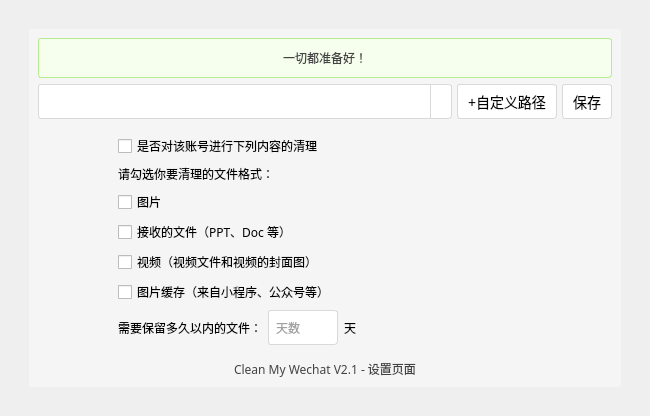
This is images/config.ui in blackboxo/CleanMyWechat as Qt 5 draws it before an edit. The edited form follows.
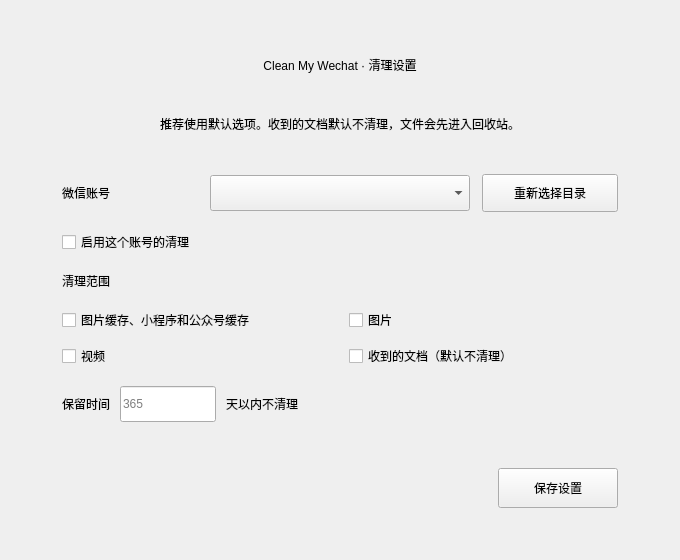
This is the edited form. Icons and pictures are not drawn.

Commit message: Redesign app UI and improve scan responsiveness

Patch:
```diff
--- a/images/config.ui
+++ b/images/config.ui
@@ -6,585 +6,269 @@
    <rect>
     <x>0</x>
     <y>0</y>
-    <width>650</width>
-    <height>416</height>
+    <width>680</width>
+    <height>560</height>
    </rect>
   </property>
+  <property name="minimumSize">
+   <size>
+    <width>680</width>
+    <height>560</height>
+   </size>
+  </property>
   <property name="windowTitle">
    <string>Config</string>
   </property>
-  <property name="layoutDirection">
-   <enum>Qt::LeftToRight</enum>
+  <property name="styleSheet">
+   <string notr="true">* {
+    font-family: "Microsoft YaHei", "Segoe UI", sans-serif;
+    color: #21352b;
+}
+QWidget#centralwidget {
+    background-color: #edf7f1;
+}
+QFrame#mainFrame {
+    background-color: #f8fbf7;
+    border: 1px solid #dcebe1;
+    border-radius: 18px;
+}
+QLabel#lab_info {
+    color: #395246;
+    background-color: #e8f6ed;
+    border: 1px solid #c8e8d2;
+    border-radius: 14px;
+    padding: 10px 18px;
+    font-size: 14px;
+}
+QLabel#label {
+    color: #6a7d72;
+    font-size: 13px;
+}
+QLabel#label_scope, QLabel#label_days, QLabel#label_3 {
+    color: #486256;
+    font-size: 14px;
+}
+QComboBox, QLineEdit {
+    background-color: #f1f7f3;
+    border: 1px solid #d3e4d8;
+    border-radius: 12px;
+    min-height: 34px;
+    padding: 4px 12px;
+    font-size: 14px;
+}
+QComboBox:hover, QLineEdit:hover {
+    border-color: #b9dfc5;
+}
+QComboBox::drop-down {
+    width: 24px;
+    border: 0;
+}
+QComboBox::down-arrow {
+    image: url(:/icon/arrow-down.png);
+}
+QCheckBox {
+    color: #31483d;
+    font-size: 14px;
+    spacing: 8px;
+}
+QCheckBox::indicator::unchecked {
+    image: url(:/icon/复选.svg);
+}
+QCheckBox::indicator::checked {
+    image: url(:/icon/复选1.svg);
+}
+QPushButton {
+    min-height: 38px;
+    padding: 0 18px;
+    border-radius: 19px;
+    font-size: 14px;
+}
+QPushButton#btn_file {
+    color: #486256;
+    background-color: #f1f7f3;
+    border: 1px solid #d3e4d8;
+}
+QPushButton#btn_file:hover {
+    color: #159452;
+    background-color: #e8f6ed;
+    border-color: #b9dfc5;
+}
+QPushButton#btn_close {
+    color: #f8fbf7;
+    background-color: #16a85a;
+    border: 1px solid #149550;
+    font-weight: 600;
+}
+QPushButton#btn_close:hover {
+    background-color: #20b966;
+    border-color: #18a75a;
+}</string>
   </property>
   <widget class="QWidget" name="centralwidget">
    <layout class="QGridLayout" name="gridLayout">
-    <item row="0" column="1">
-     <spacer name="horizontalSpacer">
-      <property name="orientation">
-       <enum>Qt::Horizontal</enum>
-      </property>
-      <property name="sizeHint" stdset="0">
-       <size>
-        <width>40</width>
-        <height>20</height>
-       </size>
-      </property>
-     </spacer>
-    </item>
-    <item row="1" column="0">
-     <spacer name="verticalSpacer">
-      <property name="orientation">
-       <enum>Qt::Vertical</enum>
-      </property>
-      <property name="sizeHint" stdset="0">
-       <size>
-        <width>20</width>
-        <height>40</height>
-       </size>
-      </property>
-     </spacer>
-    </item>
-    <item row="1" column="1">
+    <property name="leftMargin">
+     <number>28</number>
+    </property>
+    <property name="topMargin">
+     <number>28</number>
+    </property>
+    <property name="rightMargin">
+     <number>28</number>
+    </property>
+    <property name="bottomMargin">
+     <number>28</number>
+    </property>
+    <item row="0" column="0">
      <widget class="QFrame" name="mainFrame">
-      <property name="styleSheet">
-       <string notr="true">.QFrame {
-	background: rgb(245, 245, 245);
-	border-radius: 3px;
-}</string>
-      </property>
-      <property name="frameShape">
-       <enum>QFrame::StyledPanel</enum>
-      </property>
-      <property name="frameShadow">
-       <enum>QFrame::Raised</enum>
-      </property>
       <layout class="QVBoxLayout" name="verticalLayout">
+       <property name="spacing">
+        <number>18</number>
+       </property>
+       <property name="leftMargin">
+        <number>34</number>
+       </property>
+       <property name="topMargin">
+        <number>28</number>
+       </property>
+       <property name="rightMargin">
+        <number>34</number>
+       </property>
+       <property name="bottomMargin">
+        <number>24</number>
+       </property>
+       <item>
+        <widget class="QLabel" name="label">
+         <property name="text">
+          <string>Clean My Wechat · 清理设置</string>
+         </property>
+         <property name="alignment">
+          <set>Qt::AlignCenter</set>
+         </property>
+        </widget>
+       </item>
        <item>
         <widget class="QLabel" name="lab_info">
          <property name="minimumSize">
           <size>
            <width>0</width>
-           <height>40</height>
+           <height>64</height>
           </size>
          </property>
-         <property name="font">
-          <font>
-           <family>微软雅黑</family>
-          </font>
-         </property>
-         <property name="styleSheet">
-          <string notr="true">.QLabel {
-	border:1px solid #b7eb8f;
-	border-radius:3px;
-	line-height: 140px;
-	padding: 5px;
-	color: #434343;
-	background: #f6ffed;
-}</string>
-         </property>
          <property name="text">
-          <string>一切都准备好！</string>
+          <string>推荐使用默认选项。收到的文档默认不清理，文件会先进入回收站。</string>
          </property>
          <property name="alignment">
           <set>Qt::AlignCenter</set>
          </property>
+         <property name="wordWrap">
+          <bool>true</bool>
+         </property>
         </widget>
        </item>
        <item>
         <layout class="QHBoxLayout" name="horizontalLayout_2">
          <property name="spacing">
-          <number>5</number>
+          <number>12</number>
          </property>
-         <property name="sizeConstraint">
-          <enum>QLayout::SetDefaultConstraint</enum>
-         </property>
+         <item>
+          <widget class="QLabel" name="accountLabel">
+           <property name="minimumSize">
+            <size>
+             <width>92</width>
+             <height>0</height>
+            </size>
+           </property>
+           <property name="text">
+            <string>微信账号</string>
+           </property>
+          </widget>
+         </item>
          <item>
           <widget class="QComboBox" name="combo_user">
            <property name="minimumSize">
             <size>
-             <width>70</width>
-             <height>35</height>
+             <width>260</width>
+             <height>36</height>
             </size>
            </property>
-           <property name="maximumSize">
-            <size>
-             <width>16777215</width>
-             <height>16777215</height>
-            </size>
-           </property>
-           <property name="font">
-            <font>
-             <family>微软雅黑</family>
-            </font>
-           </property>
-           <property name="styleSheet">
-            <string notr="true">.QComboBox {
-	border:1px solid #d9d9d9;
-	border-radius:3px;
-	line-height: 140px;
-	padding:5px 20px;
-	color: #434343;
-}
-.QComboBox::drop-down {
-	width: 20px;
-    border-left: 1px solid #d9d9d9;
-}
-.QComboBox::down-arrow {
-    image: url(:/icon/arrow-down.png)
-}</string>
-           </property>
           </widget>
          </item>
          <item>
           <widget class="QPushButton" name="btn_file">
-           <property name="sizePolicy">
-            <sizepolicy hsizetype="Fixed" vsizetype="Fixed">
-             <horstretch>0</horstretch>
-             <verstretch>0</verstretch>
-            </sizepolicy>
-           </property>
            <property name="minimumSize">
             <size>
-             <width>0</width>
-             <height>35</height>
+             <width>128</width>
+             <height>38</height>
             </size>
            </property>
-           <property name="font">
-            <font>
-             <family>微软雅黑</family>
-             <pointsize>-1</pointsize>
-            </font>
-           </property>
-           <property name="styleSheet">
-            <string notr="true">.QPushButton {
-	height: 24px;
-    padding: 0px 10px;
-    font-size: 14px;
-    border-radius: 3px;
-    color: rgba(0,0,0,.65);
-    background-color: #fff;
-    border: 1px solid #d9d9d9;
-}
-
-.QPushButton:hover {
-	height: 24px;
-    padding: 0px 10px;
-    font-size: 14px;
-    border-radius: 3px;
-    color: #40a9ff;
-    background-color: #fff;
-    border: 1px solid #40a9ff;
-}
-</string>
-           </property>
            <property name="text">
-            <string>+自定义路径</string>
+            <string>重新选择目录</string>
            </property>
           </widget>
          </item>
-         <item>
-          <widget class="QPushButton" name="btn_close">
-           <property name="sizePolicy">
-            <sizepolicy hsizetype="Fixed" vsizetype="Fixed">
-             <horstretch>0</horstretch>
-             <verstretch>0</verstretch>
-            </sizepolicy>
-           </property>
-           <property name="minimumSize">
-            <size>
-             <width>0</width>
-             <height>35</height>
-            </size>
-           </property>
-           <property name="font">
-            <font>
-             <family>微软雅黑</family>
-             <pointsize>-1</pointsize>
-            </font>
-           </property>
-           <property name="styleSheet">
-            <string notr="true">.QPushButton {
-	height: 24px;
-    padding: 0px 10px;
-    font-size: 14px;
-    border-radius: 3px;
-    color: rgba(0,0,0,.65);
-    background-color: #fff;
-    border: 1px solid #d9d9d9;
-}
-
-.QPushButton:hover {
-	height: 24px;
-    padding: 0px 10px;
-    font-size: 14px;
-    border-radius: 3px;
-    color: #40a9ff;
-    background-color: #fff;
-    border: 1px solid #40a9ff;
-}
-</string>
-           </property>
-           <property name="text">
-            <string>保存</string>
-           </property>
-          </widget>
-         </item>
         </layout>
        </item>
        <item>
-        <spacer name="verticalSpacer_3">
-         <property name="orientation">
-          <enum>Qt::Vertical</enum>
+        <widget class="QCheckBox" name="check_is_clean">
+         <property name="text">
+          <string>启用这个账号的清理</string>
          </property>
-         <property name="sizeHint" stdset="0">
-          <size>
-           <width>20</width>
-           <height>40</height>
-          </size>
+        </widget>
+       </item>
+       <item>
+        <widget class="QLabel" name="label_scope">
+         <property name="text">
+          <string>清理范围</string>
          </property>
-        </spacer>
+        </widget>
        </item>
        <item>
-        <layout class="QHBoxLayout" name="horizontalLayout_8">
-         <item>
-          <spacer name="horizontalSpacer_15">
-           <property name="orientation">
-            <enum>Qt::Horizontal</enum>
-           </property>
-           <property name="sizeType">
-            <enum>QSizePolicy::Maximum</enum>
-           </property>
-           <property name="sizeHint" stdset="0">
-            <size>
-             <width>80</width>
-             <height>20</height>
-            </size>
-           </property>
-          </spacer>
-         </item>
-         <item>
-          <widget class="QCheckBox" name="check_is_clean">
-           <property name="minimumSize">
-            <size>
-             <width>0</width>
-             <height>0</height>
-            </size>
-           </property>
-           <property name="font">
-            <font>
-             <family>微软雅黑</family>
-             <weight>50</weight>
-             <bold>false</bold>
-            </font>
-           </property>
-           <property name="styleSheet">
-            <string notr="true">QCheckBox::indicator::unchecked {   
-    image: url(:/icon/复选.svg);
-}
-
-QCheckBox::indicator::checked { 
-    image: url(:/icon/复选1.svg);
-}</string>
-           </property>
+        <layout class="QGridLayout" name="scopeLayout">
+         <property name="horizontalSpacing">
+          <number>18</number>
+         </property>
+         <property name="verticalSpacing">
+          <number>12</number>
+         </property>
+         <item row="0" column="0">
+          <widget class="QCheckBox" name="check_picscache">
            <property name="text">
-            <string>是否对该账号进行下列内容的清理</string>
+            <string>图片缓存、小程序和公众号缓存</string>
            </property>
           </widget>
          </item>
-         <item>
-          <spacer name="horizontalSpacer_16">
-           <property name="orientation">
-            <enum>Qt::Horizontal</enum>
-           </property>
-           <property name="sizeHint" stdset="0">
-            <size>
-             <width>40</width>
-             <height>20</height>
-            </size>
-           </property>
-          </spacer>
-         </item>
-        </layout>
-       </item>
-
-        <item>
-        <layout class="QHBoxLayout" name="horizontalLayout_100">
-         <item>
-          <spacer name="horizontalSpacer_100">
-           <property name="orientation">
-            <enum>Qt::Horizontal</enum>
-           </property>
-           <property name="sizeType">
-            <enum>QSizePolicy::Maximum</enum>
-           </property>
-           <property name="sizeHint" stdset="0">
-            <size>
-             <width>80</width>
-             <height>20</height>
-            </size>
-           </property>
-          </spacer>
-         </item>
-         <item>
-          <widget class="QLabel" name="label_2">
-           <property name="font">
-            <font>
-             <family>Microsoft YaHei</family>
-            </font>
-           </property>
-           <property name="text">
-            <string>请勾选你要清理的文件格式：</string>
-           </property>
-          </widget>
-         </item>
-        </layout>
-        </item>
-       
-       <item>
-        <layout class="QHBoxLayout" name="horizontalLayout_7">
-         <item>
-          <spacer name="horizontalSpacer_13">
-           <property name="orientation">
-            <enum>Qt::Horizontal</enum>
-           </property>
-           <property name="sizeType">
-            <enum>QSizePolicy::Maximum</enum>
-           </property>
-           <property name="sizeHint" stdset="0">
-            <size>
-             <width>80</width>
-             <height>20</height>
-            </size>
-           </property>
-          </spacer>
-         </item>
-         <item>
+         <item row="0" column="1">
           <widget class="QCheckBox" name="check_picdown">
-           <property name="font">
-            <font>
-             <family>微软雅黑</family>
-             <weight>50</weight>
-             <bold>false</bold>
-            </font>
-           </property>
-           <property name="styleSheet">
-            <string notr="true">QCheckBox::indicator::unchecked {   
-    image: url(:/icon/复选.svg);
-}
-
-QCheckBox::indicator::checked { 
-    image: url(:/icon/复选1.svg);
-}</string>
-           </property>
            <property name="text">
             <string>图片</string>
            </property>
           </widget>
          </item>
-         <item>
-          <spacer name="horizontalSpacer_14">
-           <property name="orientation">
-            <enum>Qt::Horizontal</enum>
-           </property>
-           <property name="sizeHint" stdset="0">
-            <size>
-             <width>40</width>
-             <height>20</height>
-            </size>
-           </property>
-          </spacer>
-         </item>
-        </layout>
-       </item>
-       <item>
-        <layout class="QHBoxLayout" name="horizontalLayout_6">
-         <item>
-          <spacer name="horizontalSpacer_7">
-           <property name="orientation">
-            <enum>Qt::Horizontal</enum>
-           </property>
-           <property name="sizeType">
-            <enum>QSizePolicy::Maximum</enum>
-           </property>
-           <property name="sizeHint" stdset="0">
-            <size>
-             <width>80</width>
-             <height>20</height>
-            </size>
-           </property>
-          </spacer>
-         </item>
-         <item>
-          <widget class="QCheckBox" name="check_files">
-           <property name="font">
-            <font>
-             <family>微软雅黑</family>
-            </font>
-           </property>
-           <property name="styleSheet">
-            <string notr="true">QCheckBox::indicator::unchecked {   
-    image: url(:/icon/复选.svg);
-}
-
-QCheckBox::indicator::checked { 
-    image: url(:/icon/复选1.svg);
-}</string>
-           </property>
-           <property name="text">
-            <string>接收的文件（PPT、Doc 等）</string>
-           </property>
-          </widget>
-         </item>
-         <item>
-          <spacer name="horizontalSpacer_11">
-           <property name="orientation">
-            <enum>Qt::Horizontal</enum>
-           </property>
-           <property name="sizeHint" stdset="0">
-            <size>
-             <width>40</width>
-             <height>20</height>
-            </size>
-           </property>
-          </spacer>
-         </item>
-        </layout>
-       </item>
-       <item>
-        <layout class="QHBoxLayout" name="horizontalLayout_5">
-         <item>
-          <spacer name="horizontalSpacer_8">
-           <property name="orientation">
-            <enum>Qt::Horizontal</enum>
-           </property>
-           <property name="sizeType">
-            <enum>QSizePolicy::Maximum</enum>
-           </property>
-           <property name="sizeHint" stdset="0">
-            <size>
-             <width>80</width>
-             <height>20</height>
-            </size>
-           </property>
-          </spacer>
-         </item>
-         <item>
+         <item row="1" column="0">
           <widget class="QCheckBox" name="check_video">
-           <property name="font">
-            <font>
-             <family>微软雅黑</family>
-            </font>
-           </property>
-           <property name="styleSheet">
-            <string notr="true">QCheckBox::indicator::unchecked {   
-    image: url(:/icon/复选.svg);
-}
-
-QCheckBox::indicator::checked { 
-    image: url(:/icon/复选1.svg);
-}</string>
-           </property>
            <property name="text">
-            <string>视频（视频文件和视频的封面图）</string>
+            <string>视频</string>
            </property>
           </widget>
          </item>
-         <item>
-          <spacer name="horizontalSpacer_12">
-           <property name="orientation">
-            <enum>Qt::Horizontal</enum>
-           </property>
-           <property name="sizeHint" stdset="0">
-            <size>
-             <width>40</width>
-             <height>20</height>
-            </size>
-           </property>
-          </spacer>
-         </item>
-        </layout>
-       </item>
-       <item>
-        <layout class="QHBoxLayout" name="horizontalLayout_4">
-         <item>
-          <spacer name="horizontalSpacer_6">
-           <property name="orientation">
-            <enum>Qt::Horizontal</enum>
-           </property>
-           <property name="sizeType">
-            <enum>QSizePolicy::Maximum</enum>
-           </property>
-           <property name="sizeHint" stdset="0">
-            <size>
-             <width>80</width>
-             <height>20</height>
-            </size>
-           </property>
-          </spacer>
-         </item>
-         <item>
-          <widget class="QCheckBox" name="check_picscache">
-           <property name="font">
-            <font>
-             <family>微软雅黑</family>
-            </font>
-           </property>
-           <property name="styleSheet">
-            <string notr="true">QCheckBox::indicator::unchecked {   
-    image: url(:/icon/复选.svg);
-}
-
-QCheckBox::indicator::checked { 
-    image: url(:/icon/复选1.svg);
-}</string>
-           </property>
+         <item row="1" column="1">
+          <widget class="QCheckBox" name="check_files">
            <property name="text">
-            <string>图片缓存（来自小程序、公众号等）</string>
+            <string>收到的文档（默认不清理）</string>
            </property>
           </widget>
          </item>
-         <item>
-          <spacer name="horizontalSpacer_10">
-           <property name="orientation">
-            <enum>Qt::Horizontal</enum>
-           </property>
-           <property name="sizeHint" stdset="0">
-            <size>
-             <width>40</width>
-             <height>20</height>
-            </size>
-           </property>
-          </spacer>
-         </item>
         </layout>
        </item>
        <item>
-        <layout class="QHBoxLayout" name="horizontalLayout_3" stretch="0,0,0,0,0">
+        <layout class="QHBoxLayout" name="daysLayout">
+         <property name="spacing">
+          <number>10</number>
+         </property>
          <item>
-          <spacer name="horizontalSpacer_3">
-           <property name="orientation">
-            <enum>Qt::Horizontal</enum>
-           </property>
-           <property name="sizeType">
-            <enum>QSizePolicy::Maximum</enum>
-           </property>
-           <property name="sizeHint" stdset="0">
-            <size>
-             <width>80</width>
-             <height>20</height>
-            </size>
-           </property>
-          </spacer>
-         </item>
-         <item>
-          <widget class="QLabel" name="label_2">
-           <property name="font">
-            <font>
-             <family>Microsoft YaHei</family>
-            </font>
-           </property>
+          <widget class="QLabel" name="label_days">
            <property name="text">
-            <string>需要保留多久以内的文件：</string>
+            <string>保留时间</string>
            </property>
           </widget>
          </item>
@@ -592,55 +276,25 @@
           <widget class="QLineEdit" name="line_gobackdays">
            <property name="minimumSize">
             <size>
-             <width>70</width>
-             <height>35</height>
+             <width>80</width>
+             <height>36</height>
             </size>
            </property>
            <property name="maximumSize">
             <size>
-             <width>60</width>
+             <width>96</width>
              <height>16777215</height>
             </size>
            </property>
-           <property name="font">
-            <font>
-             <family>微软雅黑</family>
-            </font>
-           </property>
-           <property name="styleSheet">
-            <string notr="true">.QLineEdit {
-	border:1px solid #d9d9d9;
-	border-radius:3px;
-	line-height: 140px;
-	padding: 5px;
-	color: #434343;
-}
-
-.QLineEdit:hover {
-	border:1px solid #40a9ff;
-	border-radius:3px;
-	line-height: 140px;
-	padding: 5px;
-	color: #434343;
-}</string>
-           </property>
-           <property name="text">
-            <string/>
-           </property>
            <property name="placeholderText">
-            <string>天数</string>
+            <string>365</string>
            </property>
           </widget>
          </item>
          <item>
           <widget class="QLabel" name="label_3">
-           <property name="font">
-            <font>
-             <family>Microsoft YaHei</family>
-            </font>
-           </property>
            <property name="text">
-            <string>天</string>
+            <string>天以内不清理</string>
            </property>
           </widget>
          </item>
@@ -651,7 +305,7 @@
            </property>
            <property name="sizeHint" stdset="0">
             <size>
-             <width>40</width>
+             <width>20</width>
              <height>20</height>
             </size>
            </property>
@@ -667,60 +321,44 @@
          <property name="sizeHint" stdset="0">
           <size>
            <width>20</width>
-           <height>40</height>
+           <height>18</height>
           </size>
          </property>
         </spacer>
        </item>
        <item>
-        <widget class="QLabel" name="label">
-         <property name="font">
-          <font>
-           <family>微软雅黑</family>
-          </font>
-         </property>
-         <property name="styleSheet">
-          <string notr="true">.QLabel {
-	color: #434343;
-}</string>
-         </property>
-         <property name="text">
-          <string>Clean My Wechat V2.1 - 设置页面</string>
-         </property>
-         <property name="alignment">
-          <set>Qt::AlignCenter</set>
-         </property>
-        </widget>
+        <layout class="QHBoxLayout" name="footerLayout">
+         <item>
+          <spacer name="footerSpacer">
+           <property name="orientation">
+            <enum>Qt::Horizontal</enum>
+           </property>
+           <property name="sizeHint" stdset="0">
+            <size>
+             <width>20</width>
+             <height>20</height>
+            </size>
+           </property>
+          </spacer>
+         </item>
+         <item>
+          <widget class="QPushButton" name="btn_close">
+           <property name="minimumSize">
+            <size>
+             <width>120</width>
+             <height>40</height>
+            </size>
+           </property>
+           <property name="text">
+            <string>保存设置</string>
+           </property>
+          </widget>
+         </item>
+        </layout>
        </item>
       </layout>
      </widget>
     </item>
-    <item row="1" column="2">
-     <spacer name="verticalSpacer_2">
-      <property name="orientation">
-       <enum>Qt::Vertical</enum>
-      </property>
-      <property name="sizeHint" stdset="0">
-       <size>
-        <width>20</width>
-        <height>40</height>
-       </size>
-      </property>
-     </spacer>
-    </item>
-    <item row="2" column="1">
-     <spacer name="horizontalSpacer_2">
-      <property name="orientation">
-       <enum>Qt::Horizontal</enum>
-      </property>
-      <property name="sizeHint" stdset="0">
-       <size>
-        <width>40</width>
-        <height>20</height>
-       </size>
-      </property>
-     </spacer>
-    </item>
    </layout>
   </widget>
  </widget>
```
Left out of the diff: 8 changed lines with no effect on the pictures. The commit also changes 2 other files.
